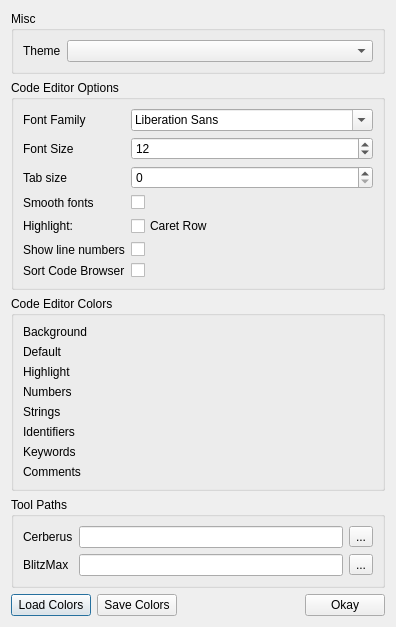
Above: src/ted/prefsdialog.ui from PhilMoe/cerberus before the change. Below: the same form after it.
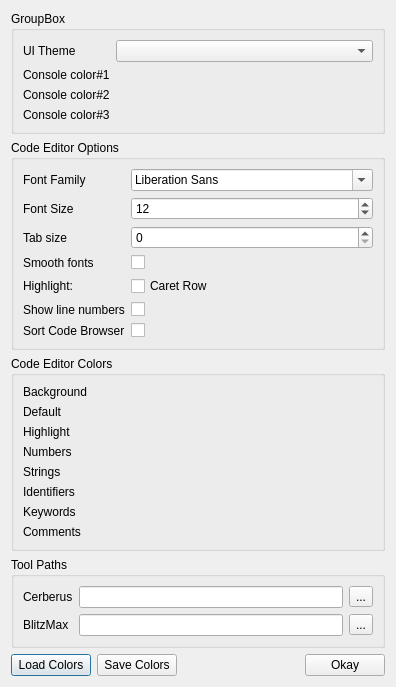
That is the form after the change. Custom widgets are drawn as their Qt base class.

Commit message:
Theme updates and fix for OSX app path finding
Theme updates and fix for OSX app path finding

The edit to the form file:
```diff
--- a/src/ted/prefsdialog.ui
+++ b/src/ted/prefsdialog.ui
@@ -7,7 +7,7 @@
     <x>0</x>
     <y>0</y>
     <width>396</width>
-    <height>581</height>
+    <height>646</height>
    </rect>
   </property>
   <property name="windowTitle">
@@ -20,18 +20,56 @@
    <item>
     <widget class="QGroupBox" name="grpMisc">
      <property name="title">
-      <string>Misc</string>
+      <string>GroupBox</string>
      </property>
-     <layout class="QFormLayout" name="formLayout_5">
-      <item row="0" column="0">
-       <widget class="QLabel" name="themeLabel">
-        <property name="text">
-         <string>Theme</string>
-        </property>
-       </widget>
-      </item>
-      <item row="0" column="1">
-       <widget class="QComboBox" name="themeWidget"/>
+     <layout class="QFormLayout" name="formLayout_2">
+      <item row="0" column="0" colspan="2">
+       <layout class="QFormLayout" name="formLayout_5">
+        <item row="1" column="0">
+         <widget class="QLabel" name="themeLabel">
+          <property name="text">
+           <string>UI Theme</string>
+          </property>
+         </widget>
+        </item>
+        <item row="1" column="1">
+         <widget class="QComboBox" name="themeWidget">
+          <property name="toolTip">
+           <string>Sets the UI theme</string>
+          </property>
+         </widget>
+        </item>
+        <item row="2" column="0">
+         <widget class="QLabel" name="console1ColorLabel">
+          <property name="text">
+           <string>Console color#1</string>
+          </property>
+         </widget>
+        </item>
+        <item row="2" column="1">
+         <widget class="ColorSwatch" name="console1ColorWidget" native="true"/>
+        </item>
+        <item row="3" column="0">
+         <widget class="QLabel" name="console2ColorLabel">
+          <property name="text">
+           <string>Console color#2</string>
+          </property>
+         </widget>
+        </item>
+        <item row="3" column="1">
+         <widget class="ColorSwatch" name="console2ColorWidget" native="true"/>
+        </item>
+        <item row="4" column="0">
+         <widget class="QLabel" name="console3ColorLabel">
+          <property name="text">
+           <string>Console color#3</string>
+          </property>
+         </widget>
+        </item>
+        <item row="4" column="1">
+         <widget class="ColorSwatch" name="console3ColorWidget" native="true"/>
+        </item>
+       </layout>
       </item>
      </layout>
     </widget>
```
Left out of the diff: 68 changed lines with no effect on the pictures. The commit also changes 19 other files.
